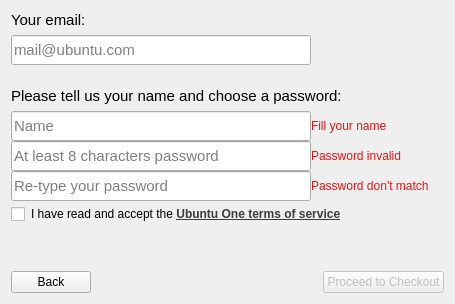
Old version of the form music-login/registerform.ui in the repository ubports/ubuntuone-credentials.
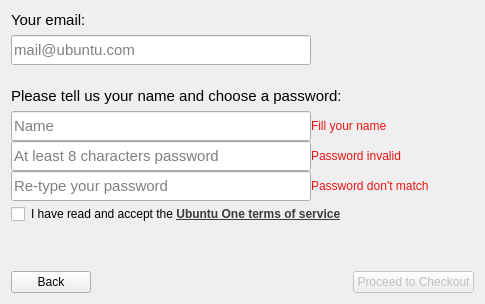
New version of the form.

Commit message: fixing font sizes requested by design

The edit to the form file:
```diff
--- a/music-login/registerform.ui
+++ b/music-login/registerform.ui
@@ -6,7 +6,7 @@
    <rect>
     <x>0</x>
     <y>0</y>
-    <width>455</width>
+    <width>485</width>
     <height>304</height>
    </rect>
   </property>
```
Left out of the diff: 3 changed lines with no effect on the pictures. The commit also changes 4 other files.
